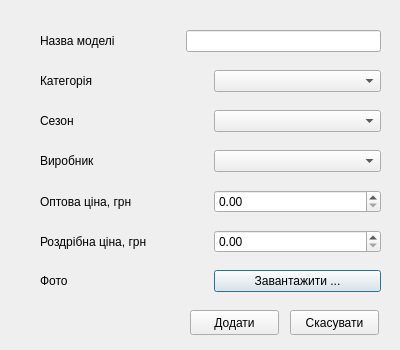
Qt form addmodeldialog.ui (moz6go/ShoesStore) before a commit.
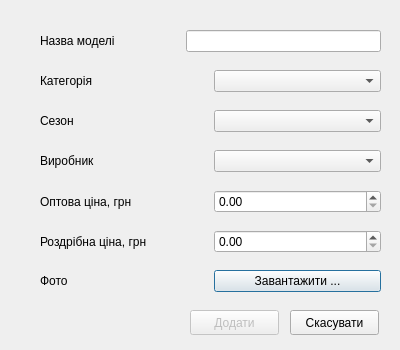
The same form after that commit.

Patch:
```diff
--- a/addmodeldialog.ui
+++ b/addmodeldialog.ui
@@ -261,6 +261,9 @@
    </layout>
   </widget>
   <widget class="QPushButton" name="add_pb">
+   <property name="enabled">
+    <bool>false</bool>
+   </property>
    <property name="geometry">
     <rect>
      <x>190</x>
```
Left out of the diff: 11 changed lines with no effect on the pictures.
